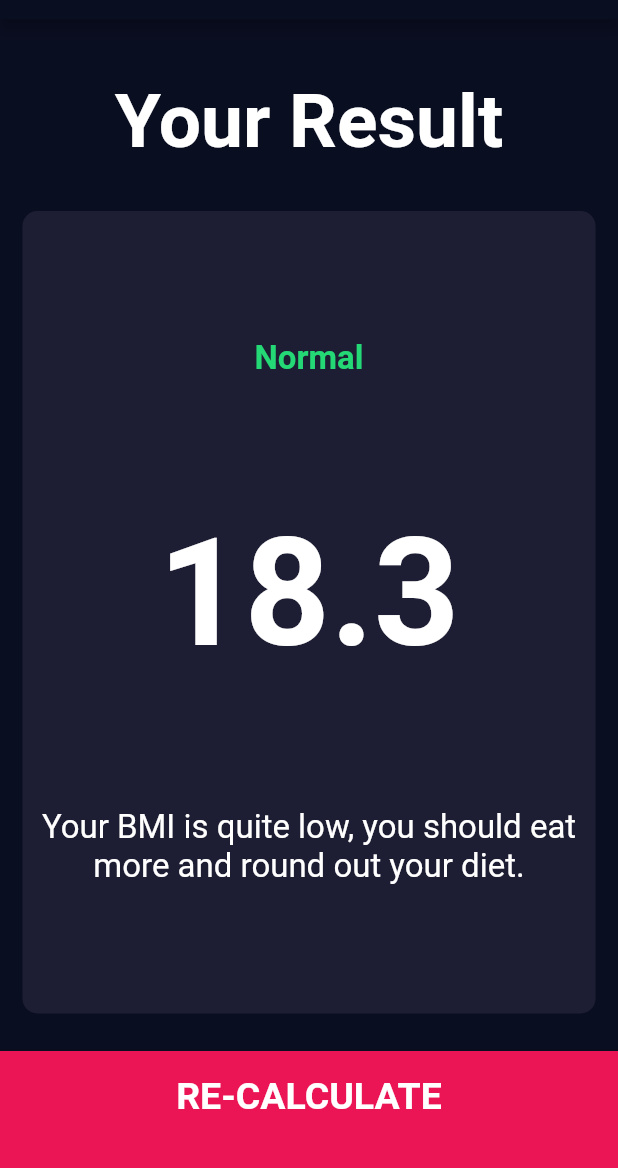
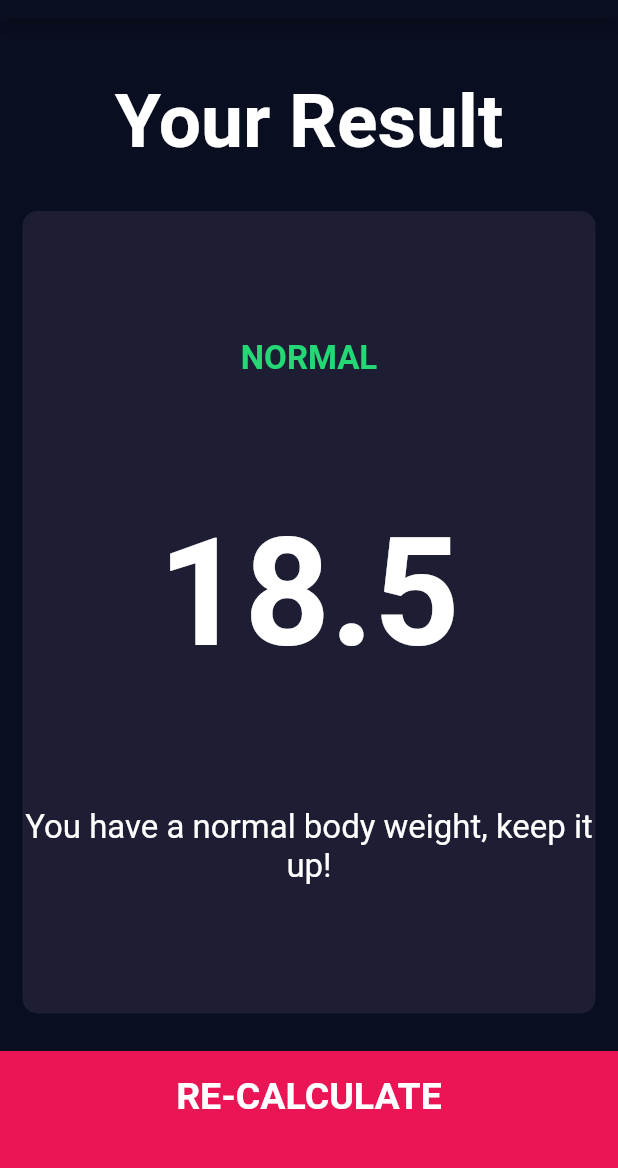
Before and after one commit to jlemanski1/BMI-Calculator, a Flutter app: the screen it shows after launch, after a tap on "CALCULATE", on a phone screen of 412 x 824 dp, the part 65-1233 px from its top. Run offline on Flutter 3.47's test engine with Material 2 defaults, Android fonts, the phone set to English and light mode, and no system bars; our stand-ins replace font_awesome_flutter.

Commit message:
Modified custom widgets, created bmi calc, and switched placeholder

```diff
--- a/bmi_calculator/lib/bottom_button.dart
+++ b/bmi_calculator/lib/bottom_button.dart
@@ -6,7 +6,7 @@ class BottomButton extends StatelessWidget {
   final Function onTap;
   final String buttonTitle;
 
-  BottomButton({@required this.onTap, this.buttonTitle});
+  BottomButton({@required this.onTap, @required this.buttonTitle});
 
 
   @override
--- /dev/null
+++ b/bmi_calculator/lib/calculator.dart
@@ -0,0 +1,39 @@
+import 'dart:math';
+
+// Responsible for calculating the BMI of a user inputted height and weight
+class Calculator {
+  final int height;
+  final int weight;
+
+  double _bmi;
+
+  Calculator({this.height, this.weight});
+
+  // Calculate BMI and return as string with 1 decimal point
+  String calculateBMI() {
+    _bmi = weight / pow(height / 100, 2);
+    return _bmi.toStringAsFixed(1);
+  }
+
+  // Returns a result based on the BMI value calculated
+  String getResult() {
+    if (_bmi >= 25) {
+      return 'Overweight';
+    } else if (_bmi > 18.5) {
+      return 'Normal';
+    } else {
+      return 'Underweight';
+    }
+  }
+
+  // Returns an interpretation/advice based on the BMI value calculated
+  String getInterpretation() {
+    if (_bmi >= 25) {
+      return 'You have a higher than normal body weight. Try to exercise more while watching your diet.';
+    } else if (_bmi > 18.5) {
+      return 'You have a normal body weight, keep it up!';
+    } else {
+      return 'You have a lower than normal body weight. You can increase your caloric intake.';
+    }
+  }
+}
--- a/bmi_calculator/lib/custom_card.dart
+++ b/bmi_calculator/lib/custom_card.dart
@@ -5,7 +5,7 @@ class CustomCard extends StatelessWidget {
   final Widget child;
   final Function onPress; // Function to call when pressed
 
-  CustomCard({@required this.colour, this.child, this.onPress});
+  CustomCard({@required this.colour, @required this.child, this.onPress});
 
   @override
   Widget build(BuildContext context) {
--- a/bmi_calculator/lib/icon_content.dart
+++ b/bmi_calculator/lib/icon_content.dart
@@ -12,7 +12,7 @@ class IconContent extends StatelessWidget {
   final double iconSize;
   final String cardText;
 
-  IconContent({@required this.cardIconData, this.iconSize, this.cardText});
+  IconContent({@required this.cardIconData, @required this.iconSize, @required this.cardText});
 
   @override
   Widget build(BuildContext context) {
--- a/bmi_calculator/lib/input_page.dart
+++ b/bmi_calculator/lib/input_page.dart
@@ -4,12 +4,14 @@ import 'package:font_awesome_flutter/font_awesome_flutter.dart';
 
 import 'constants.dart';
 import 'results_page.dart';
+import 'calculator.dart';
 
 //Import custom widgets
 import 'custom_card.dart';
 import 'icon_content.dart';
 import 'round_icon_button.dart';
 import 'bottom_button.dart';
+
 
 
 enum Gender {
@@ -221,10 +223,19 @@ class _InputPageState extends State<InputPage> {
             ],),
           ),
           BottomButton(
+            buttonTitle: 'CALCULATE',
             onTap: (){
-              Navigator.push(context, MaterialPageRoute(builder: (context) => ResultsPage()));
+              Calculator calc = Calculator(height: height, weight: weight);
+
+              Navigator.push(context,
+              MaterialPageRoute(
+                builder: (context) => ResultsPage(
+                  bmiResult: calc.calculateBMI(),
+                  resultText: calc.getResult(),
+                  interpretation: calc.getInterpretation(),
+                )
+              ));
             },
-            buttonTitle: 'CALCULATE',
           ),
         ],
       )
--- a/bmi_calculator/lib/results_page.dart
+++ b/bmi_calculator/lib/results_page.dart
@@ -5,6 +5,13 @@ import 'custom_card.dart';
 import 'bottom_button.dart';
 
 class ResultsPage extends StatelessWidget {
+
+  final String bmiResult;
+  final String resultText;
+  final String interpretation;
+
+  ResultsPage({@required this.bmiResult, @required this.resultText, @required this.interpretation});
+
   @override
   Widget build(BuildContext context) {
     return Scaffold(
@@ -35,15 +42,15 @@ class ResultsPage extends StatelessWidget {
                 crossAxisAlignment: CrossAxisAlignment.center,
                 children: <Widget>[
                   Text(
-                    'Normal',
+                    resultText.toUpperCase(),
                     style: kResultTextStyle,
                   ),
                   Text(
-                    '18.3',
+                    bmiResult,
                     style: kBMITextStyle
                   ),
                   Text(
-                    'Your BMI is quite low, you should eat more and round out your diet.',
+                    interpretation,
                     style: kBodyTextStyle,
                     textAlign: TextAlign.center,
                   ),
--- a/bmi_calculator/lib/round_icon_button.dart
+++ b/bmi_calculator/lib/round_icon_button.dart
@@ -5,7 +5,7 @@ class RoundIconButton extends StatelessWidget {
   final IconData icon;
   final Function onPressed;
 
-  RoundIconButton({@required this.icon, this.onPressed});
+  RoundIconButton({@required this.icon, @required this.onPressed});
 
   @override
   Widget build(BuildContext context) {
```
